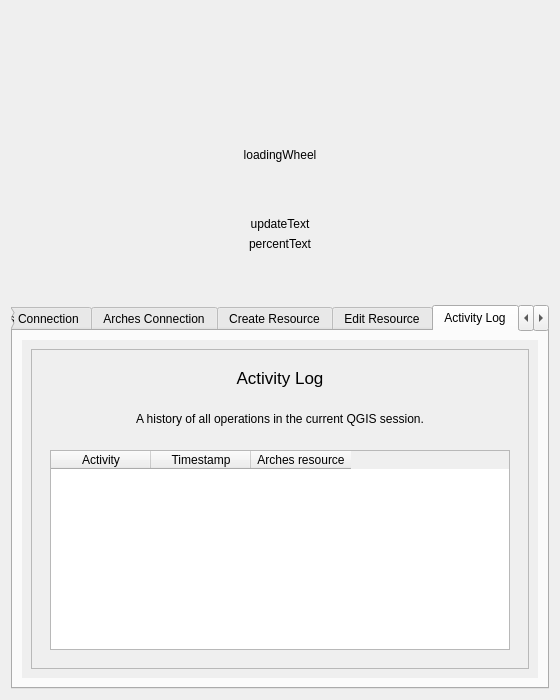
Old version of the form arches_project/ui/arches_project_dialog_base.ui in the repository archesproject/arches-qgis.
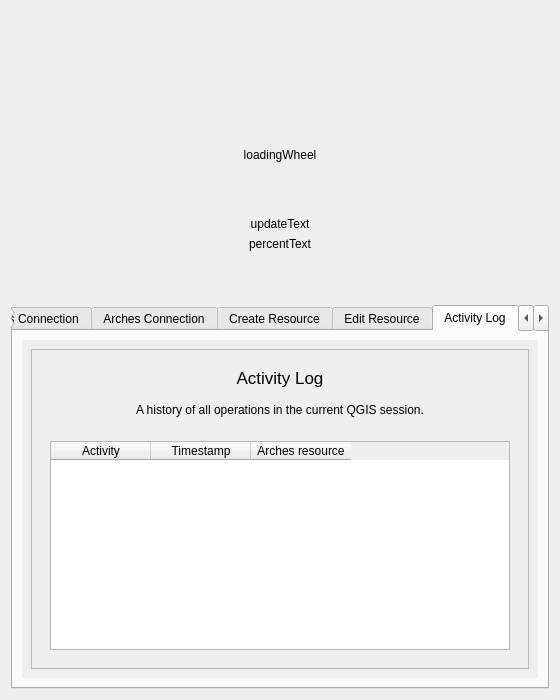
New version of the form. The open tabs and pages were chosen to show the change. Icons and pictures are not drawn. Custom widgets are drawn as their Qt base class.

Commit message: change activityLogDescriptionFrame top margin to 0

```diff
--- a/arches_project/ui/arches_project_dialog_base.ui
+++ b/arches_project/ui/arches_project_dialog_base.ui
@@ -1345,6 +1345,9 @@
                  <enum>QFrame::Raised</enum>
                 </property>
                 <layout class="QVBoxLayout" name="verticalLayout_49">
+                 <property name="topMargin">
+                  <number>0</number>
+                 </property>
                  <item>
                   <widget class="QLabel" name="activityLogDescriptionLabel">
                    <property name="minimumSize">
```
Left out of the diff: 2 changed lines with no effect on the pictures.
